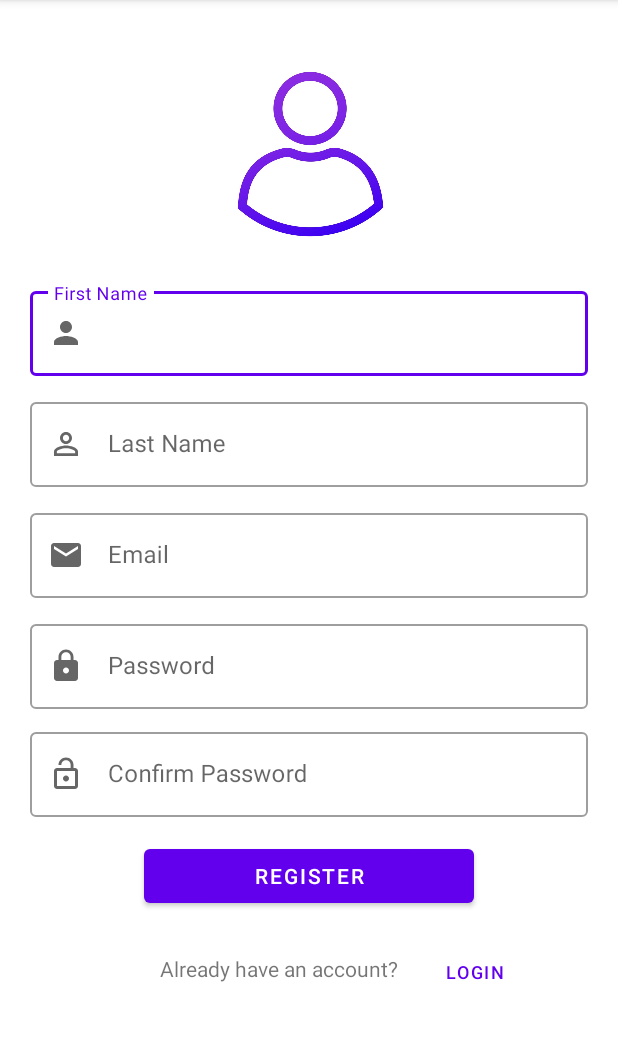
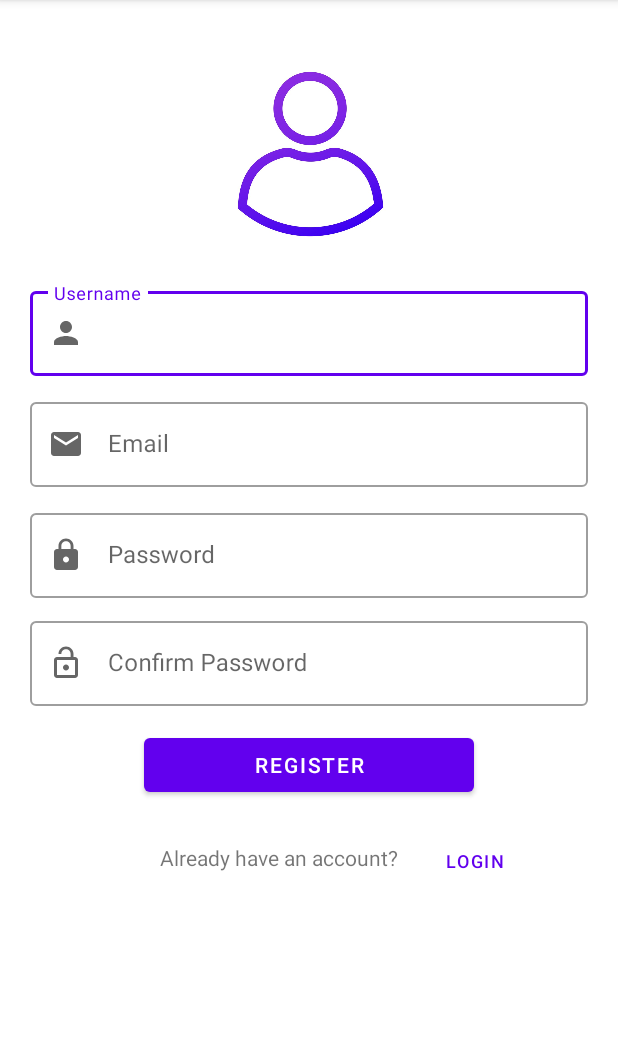
Before and after one commit to MarwaMubarak/MoviesApp, an Android app: the RegisterActivity screen opened directly, with no data from a screen before it, on a phone screen of 412 x 824 dp, the part 84-1125 px from its top. Run offline under Robolectric (Android 15) with nearby library versions, the phone set to English and light mode, and no system bars.

Commit message:
update register screen -> username

```diff
--- a/app/src/main/res/layout/activity_register.xml
+++ b/app/src/main/res/layout/activity_register.xml
@@ -24,7 +24,7 @@
         app:layout_constraintGuide_percent="0.23" />
 
     <com.google.android.material.textfield.TextInputLayout
-        android:id="@+id/til_fName"
+        android:id="@+id/til_username"
         android:layout_width="match_parent"
         android:layout_height="wrap_content"
         android:layout_marginStart="20dp"
@@ -38,41 +38,16 @@
         >
 
         <EditText
-            android:id="@+id/et_fName"
+            android:id="@+id/et_username"
             android:layout_width="match_parent"
             android:layout_height="match_parent"
-            android:hint="@string/first_name"
+            android:hint="@string/username"
             android:inputType="textPersonName"
             app:layout_constraintEnd_toEndOf="parent"
             app:layout_constraintStart_toStartOf="parent"
             app:layout_constraintTop_toTopOf="parent" />
     </com.google.android.material.textfield.TextInputLayout>
 
-    <com.google.android.material.textfield.TextInputLayout
-        android:id="@+id/til_lName"
-        android:layout_width="match_parent"
-        android:layout_height="wrap_content"
-        android:layout_marginStart="20dp"
-        android:layout_marginTop="12dp"
-        android:layout_marginEnd="20dp"
-        app:layout_constraintEnd_toEndOf="parent"
-        app:layout_constraintStart_toStartOf="parent"
-        app:layout_constraintTop_toBottomOf="@id/til_fName"
-        app:startIconDrawable="@drawable/ic_person_outline"
-        style="@style/Widget.MaterialComponents.TextInputLayout.OutlinedBox"
-
-        >
-
-        <EditText
-            android:id="@+id/et_lName"
-            android:layout_width="match_parent"
-            android:layout_height="match_parent"
-            android:hint="@string/last_name"
-            android:inputType="textPersonName"
-            app:layout_constraintEnd_toEndOf="parent"
-            app:layout_constraintStart_toStartOf="parent"
-            app:layout_constraintTop_toTopOf="parent" />
-    </com.google.android.material.textfield.TextInputLayout>
 
     <com.google.android.material.textfield.TextInputLayout
         android:id="@+id/til_email"
@@ -83,7 +58,7 @@
         android:layout_marginEnd="20dp"
         app:layout_constraintEnd_toEndOf="parent"
         app:layout_constraintStart_toStartOf="parent"
-        app:layout_constraintTop_toBottomOf="@id/til_lName"
+        app:layout_constraintTop_toBottomOf="@id/til_username"
         app:startIconDrawable="@drawable/ic_email"
         style="@style/Widget.MaterialComponents.TextInputLayout.OutlinedBox"
 
--- a/app/src/main/res/values/strings.xml
+++ b/app/src/main/res/values/strings.xml
@@ -9,4 +9,5 @@
     <string name="splash_screen">Splash Screen</string>
     <string name="already_have_an_account">Already have an account?</string>
     <string name="login">Login</string>
+    <string name="username">Username</string>
 </resources>
```
